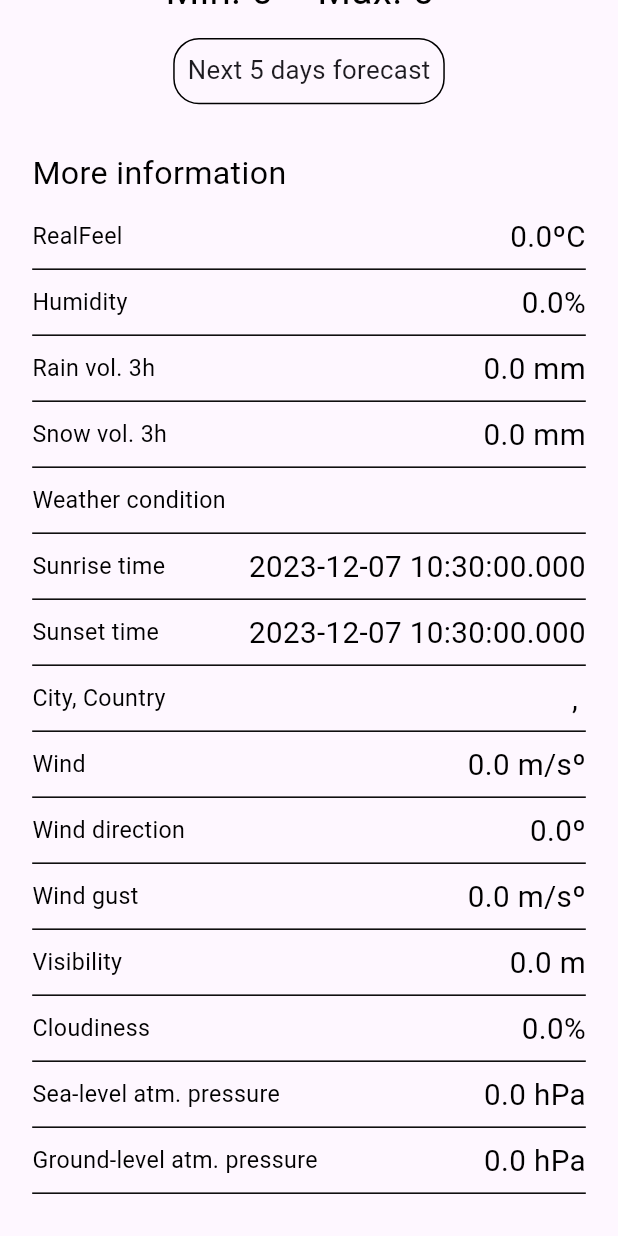
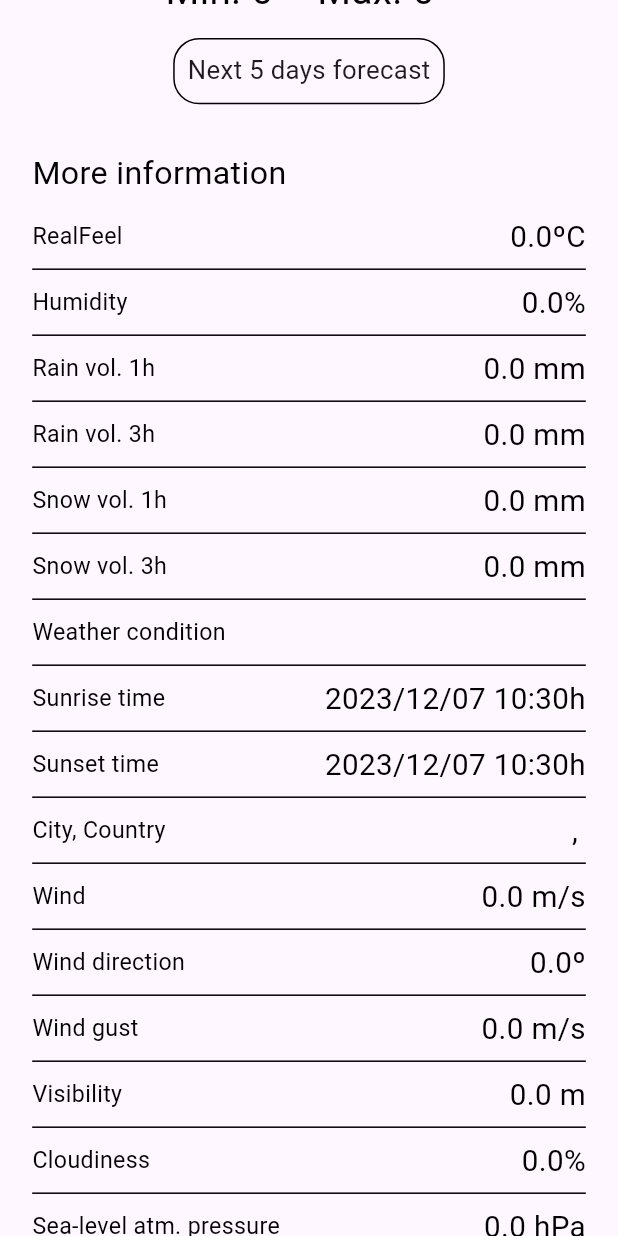
Before and after one commit to andrealvaradodearaujo/weather_app, a Flutter app: the CurrentWeatherWidget screen opened directly with empty values, scrolled down 278 dp, on a phone screen of 412 x 824 dp. Run offline on Flutter 3.47's test engine with Material 3 defaults, Android fonts, the light colour scheme and no system bars; our stand-ins replace bloc, dartz, dio, flutter_bloc, get_it, injectable and 1 more; network calls fail.

Commit message:
Create next days forecast page and its widgets;

```diff
--- a/lib/core/resources/strings.dart
+++ b/lib/core/resources/strings.dart
@@ -15,5 +15,30 @@ class Strings {
   static const String celsiusUnit = "C";
   static const String next5DaysForecast = "Next 5 days forecast";
   static const String moreInfo = "More information";
+  static const String realFeel = "RealFeel";
+  static const String humidity = "Humidity";
+  static const String rainVolOneHour = "Rain vol. 1h";
+  static const String rainVolThreeHour = "Rain vol. 3h";
+  static const String snowVolOneHour = "Snow vol. 1h";
+  static const String snowVolThreeHour = "Snow vol. 3h";
+  static const String weatherCondition = "Weather condition";
+  static const String sunriseTime = "Sunrise time";
+  static const String sunsetTime = "Sunset time";
+  static const String cityCountry = "City, Country";
+  static const String wind = "Wind";
+  static const String windDirection = "Wind direction";
+  static const String windGust = "Wind gust";
+  static const String visibility = "Visibility";
+  static const String cloudiness = "Cloudiness";
+  static const String seaLevelAtmPressure = "Sea-level atm. pressure";
+  static const String groundLevelAtmPressure = "Ground-level atm. pressure";
 
+  // #4 units
+  static const String degree = "º";
+  static const String celsiusDegree = "ºC";
+  static const String percentage = "%";
+  static const String millimeters = "mm";
+  static const String metersPerSeconds = "m/s";
+  static const String meters = "m";
+  static const String hPa = "hPa";
 }
--- a/lib/features/domain/entities/next_day_weather.dart
+++ b/lib/features/domain/entities/next_day_weather.dart
@@ -19,6 +19,8 @@ class NextDayWeather {
     this.visibility,
     this.rainThreeHours,
     this.snowThreeHours,
+    this.city,
+    this.country,
     required this.dt
   });
   final double? temp;
@@ -40,5 +42,7 @@ class NextDayWeather {
   final double? visibility;
   final double? rainThreeHours;
   final double? snowThreeHours;
+  final String? city;
+  final String? country;
   final DateTime dt;
 }
--- /dev/null
+++ b/lib/features/presentation/bloc/next_days_forecast/next_days_forecast_bloc.dart
@@ -0,0 +1,31 @@
+import 'package:flutter/foundation.dart';
+import 'package:injectable/injectable.dart';
+import 'package:bloc/bloc.dart';
+import 'package:weather_app/features/domain/entities/next_days_forecast.dart';
+import 'package:weather_app/features/domain/usecases/get_next_days_forecast_use_case.dart';
+
+part 'next_days_forecast_events.dart';
+part 'next_days_forecast_states.dart';
+
+@injectable
+class NextDaysForecastBloc extends Bloc<NextDaysForecastEvent, NextDaysForecastState> {
+  NextDaysForecastBloc(
+    this._getNextDaysForecastUseCase,
+  ) : super(InitialState()) {
+    on<GetNextDaysForecastEvent>(_onGetNextDaysForecastEvent);
+  }
+
+  final GetNextDaysForecastUseCase _getNextDaysForecastUseCase;
+
+  Future<void> _onGetNextDaysForecastEvent(
+    GetNextDaysForecastEvent event,
+    Emitter<NextDaysForecastState> emit,
+  ) async {
+    emit(LoadingState());
+    final result = await _getNextDaysForecastUseCase(event.city);
+    result.fold(
+      (_) => emit(ErrorState()),
+      (nextDaysForecast) => emit(SuccessState(nextDaysForecast: nextDaysForecast)),
+    );
+  }
+}
--- /dev/null
+++ b/lib/features/presentation/bloc/next_days_forecast/next_days_forecast_events.dart
@@ -0,0 +1,10 @@
+part of 'next_days_forecast_bloc.dart';
+
+@immutable
+abstract class NextDaysForecastEvent {}
+
+class GetNextDaysForecastEvent extends NextDaysForecastEvent {
+  final String city;
+
+  GetNextDaysForecastEvent({required this.city});
+}
--- /dev/null
+++ b/lib/features/presentation/bloc/next_days_forecast/next_days_forecast_states.dart
@@ -0,0 +1,16 @@
+part of 'next_days_forecast_bloc.dart';
+
+@immutable
+abstract class NextDaysForecastState {}
+
+class LoadingState extends NextDaysForecastState {}
+
+class InitialState extends NextDaysForecastState {}
+
+class SuccessState extends NextDaysForecastState {
+  final NextDaysForecast nextDaysForecast;
+
+  SuccessState({required this.nextDaysForecast});
+}
+
+class ErrorState extends NextDaysForecastState {}
--- a/lib/features/presentation/page/cities_page.dart
+++ b/lib/features/presentation/page/cities_page.dart
@@ -51,7 +51,7 @@ class _CitiesPageState extends State<CitiesPage> {
                               return InkWell(
                                 onTap: () {
                                   BlocProvider.of<CurrentWeatherBloc>(context).add(GetCurrentWeatherEvent(city: state.filteredCities[index]));
-                                  Routemaster.of(context).push('/currentWeather');
+                                  Routemaster.of(context).push('/currentWeather/${state.filteredCities[index]}');
                                 },
                                 child: ListTile(
                                   title: Text(state.filteredCities[index]),
--- a/lib/features/presentation/page/current_weather_page.dart
+++ b/lib/features/presentation/page/current_weather_page.dart
@@ -5,7 +5,9 @@ import 'package:weather_app/features/presentation/bloc/current_weather/current_w
 import 'package:weather_app/features/presentation/widgets/current_weather_widget.dart';
 
 class CurrentWeatherPage extends StatefulWidget {
-  const CurrentWeatherPage({super.key});
+  const CurrentWeatherPage({super.key, required this.cityCountry});
+
+  final String? cityCountry;
 
   @override
   State<CurrentWeatherPage> createState() => _CurrentWeatherPageState();
@@ -31,7 +33,7 @@ class _CurrentWeatherPageState extends State<CurrentWeatherPage> {
             ),
           );
         } else if (state is SuccessState) {
-          return CurrentWeatherWidget(cw: state.currentWeather);
+          return CurrentWeatherWidget(cw: state.currentWeather, cityCountry: widget.cityCountry,);
         }
         return Container();
       },
--- a/lib/features/presentation/widgets/current_weather_widget.dart
+++ b/lib/features/presentation/widgets/current_weather_widget.dart
@@ -4,9 +4,10 @@ import 'package:weather_app/features/presentation/widgets/more_info_widget.dart'
 import 'package:weather_app/features/presentation/widgets/resumed_current_weather_info_widget.dart';
 
 class CurrentWeatherWidget extends StatelessWidget {
-  const CurrentWeatherWidget({super.key, required this.cw});
+  const CurrentWeatherWidget({super.key, required this.cw, this.cityCountry});
 
   final CurrentWeather cw;
+  final String? cityCountry;
 
   @override
   Widget build(BuildContext context) {
@@ -22,6 +23,7 @@ class CurrentWeatherWidget extends StatelessWidget {
                 weatherGroup: cw.mainGroupWeather,
                 minTemperature: cw.tempMin,
                 maxTemperature: cw.tempMax,
+                cityCountry: cityCountry,
               ),
               MoreInfoWidget(
                 feelsLike: cw.feelsLike,
@@ -34,7 +36,9 @@ class CurrentWeatherWidget extends StatelessWidget {
                 windGust: cw.windGust,
                 cloudsAll: cw.cloudsAll,
                 visibility: cw.visibility,
+                rainOneHour: cw.rainOneHour,
                 rainThreeHours: cw.rainThreeHours,
+                snowOneHour: cw.snowOneHour,
                 snowThreeHours: cw.snowThreeHours,
                 city: cw.cityName,
                 country: cw.country,
--- a/lib/features/presentation/widgets/more_info_widget.dart
+++ b/lib/features/presentation/widgets/more_info_widget.dart
@@ -1,4 +1,5 @@
 import 'package:flutter/material.dart';
+import 'package:weather_app/core/resources/dart_extensions/date_extensions.dart';
 import 'package:weather_app/core/resources/dimensions.dart';
 import 'package:weather_app/core/resources/strings.dart';
 import 'package:weather_app/features/presentation/widgets/more_info_item_widget.dart';
@@ -26,24 +27,24 @@ class MoreInfoWidget extends StatelessWidget {
     this.sunset,
   });
 
-  final double? feelsLike; ///OK
+  final double? feelsLike;
   final double? seaLevel;
   final double? grndLevel;
-  final double? humidity; ///OK
-  final String? weatherCondition; ///OK
-  final double? windSpeed; ///OK
-  final double? windDeg; ///OK
-  final double? windGust; ///OK
-  final double? cloudsAll; ///OK
-  final double? visibility; ///OK
-  final double? rainOneHour;///OK
-  final double? rainThreeHours;///OK
-  final double? snowOneHour;///OK
-  final double? snowThreeHours;///OK
-  final String? city; ///OK
-  final String? country; ///OK
-  final DateTime? sunrise; ///OK
-  final DateTime? sunset; ///OK
+  final double? humidity;
+  final String? weatherCondition;
+  final double? windSpeed;
+  final double? windDeg;
+  final double? windGust;
+  final double? cloudsAll;
+  final double? visibility;
+  final double? rainOneHour;
+  final double? rainThreeHours;
+  final double? snowOneHour;
+  final double? snowThreeHours;
+  final String? city;
+  final String? country;
+  final DateTime? sunrise;
+  final DateTime? sunset;
 
   @override
   Widget build(BuildContext context) {
@@ -68,88 +69,88 @@ class MoreInfoWidget extends StatelessWidget {
           ),
           if (feelsLike != null)
             MoreInfoItemWidget(
-              leftText: "RealFeel",
-              rightText: "$feelsLikeºC",
+              leftText: Strings.realFeel,
+              rightText: "$feelsLike${Strings.celsiusDegree}",
             ),
           if (humidity != null)
             MoreInfoItemWidget(
-              leftText: "Humidity",
-              rightText: "$humidity%",
+              leftText: Strings.humidity,
+              rightText: "$humidity${Strings.percentage}",
             ),
           if (rainOneHour != null)
             MoreInfoItemWidget(
-              leftText: "Rain vol. 1h",
-              rightText: "$rainOneHour mm",
+              leftText: Strings.rainVolOneHour,
+              rightText: "$rainOneHour ${Strings.millimeters}",
             ),
           if (rainThreeHours != null)
             MoreInfoItemWidget(
-              leftText: "Rain vol. 3h",
-              rightText: "$rainThreeHours mm",
+              leftText: Strings.rainVolThreeHour,
+              rightText: "$rainThreeHours ${Strings.millimeters}",
             ),
           if (snowOneHour != null)
             MoreInfoItemWidget(
-              leftText: "Snow vol. 1h",
-              rightText: "$snowOneHour mm",
+              leftText: Strings.snowVolOneHour,
+              rightText: "$snowOneHour ${Strings.millimeters}",
             ),
           if (snowThreeHours != null)
             MoreInfoItemWidget(
-              leftText: "Snow vol. 3h",
-              rightText: "$snowThreeHours mm",
+              leftText: Strings.snowVolThreeHour,
+              rightText: "$snowThreeHours ${Strings.millimeters}",
             ),
           if (weatherCondition != null)
             MoreInfoItemWidget(
-              leftText: "Weather condition",
+              leftText: Strings.weatherCondition,
               rightText: weatherCondition!,
             ),
           if (sunrise != null)
             MoreInfoItemWidget(
-              leftText: "Sunrise time",
-              rightText: sunrise.toString(),//TODO: DateFormat('yyyy-MM-ddTHH:mm').format(sunrise),
+              leftText: Strings.sunriseTime,
+              rightText: sunrise!.formatDateTime(),
             ),
           if (sunset != null)
             MoreInfoItemWidget(
-              leftText: "Sunset time",
-              rightText: sunset.toString(),//TODO: DateFormat('yyyy-MM-ddTHH:mm').format(sunrise),
+              leftText: Strings.sunsetTime,
+              rightText: sunset!.formatDateTime(),
             ),
           if (city != null && country != null)
             MoreInfoItemWidget(
-              leftText: "City, Country",
+              leftText: Strings.cityCountry,
               rightText: "$city, $country"
             ),
           if (windSpeed != null)
             MoreInfoItemWidget(
-              leftText: "Wind",
-              rightText: "$windSpeed m/sº",
+              leftText: Strings.wind,
+              rightText: "$windSpeed ${Strings.metersPerSeconds}",
             ),
           if (windDeg != null)
             MoreInfoItemWidget(
-              leftText: "Wind direction",
-              rightText: "$windDegº",
+              leftText: Strings.windDirection,
+              rightText: "$windDeg${Strings.degree}",
             ),
           if (windGust != null)
             MoreInfoItemWidget(
-              leftText: "Wind gust",
-              rightText: "$windGust m/sº",
+              leftText: Strings.windGust,
+              rightText: "$windGust ${Strings.metersPerSeconds}",
             ),
           if (visibility != null)
             MoreInfoItemWidget(
-              leftText: "Visibility",
-              rightText: "$visibility m",
+              leftText: Strings.visibility,
+              rightText: "$visibility ${Strings.meters}",
             ),
           if (cloudsAll != null)
             MoreInfoItemWidget(
-              leftText: "Cloudiness",
-              rightText: "$cloudsAll%",
+              leftText: Strings.cloudiness,
+              rightText: "$cloudsAll${Strings.percentage}",
             ),
           if (seaLevel != null)
             MoreInfoItemWidget(
-              leftText: "Sea-level atm. pressure",
-              rightText: "$seaLevel hPa",
+              leftText: Strings.seaLevelAtmPressure,
+              rightText: "$seaLevel ${Strings.hPa}",
             ),
           if (grndLevel != null)
             MoreInfoItemWidget(
-              leftText: "Ground-level atm. pressure",
-              rightText: "$grndLevel hPa",
+              leftText: Strings.groundLevelAtmPressure,
+              rightText: "$grndLevel ${Strings.hPa}",
             ),
         ],
       ),
--- a/lib/features/presentation/widgets/resumed_current_weather_info_widget.dart
+++ b/lib/features/presentation/widgets/resumed_current_weather_info_widget.dart
@@ -1,8 +1,10 @@
 import 'package:flutter/material.dart';
+import 'package:flutter_bloc/flutter_bloc.dart';
 import 'package:routemaster/routemaster.dart';
 import 'package:weather_app/core/resources/dimensions.dart';
 import 'package:weather_app/core/resources/strings.dart';
 import 'package:weather_app/core/ui/rounded_button.dart';
+import 'package:weather_app/features/presentation/bloc/next_days_forecast/next_days_forecast_bloc.dart';
 
 class ResumedCurrentWeatherInfoWidget extends StatelessWidget {
   const ResumedCurrentWeatherInfoWidget({
@@ -13,6 +15,7 @@ class ResumedCurrentWeatherInfoWidget extends StatelessWidget {
     this.weatherGroup,
     this.minTemperature,
     this.maxTemperature,
+    this.cityCountry
   });
 
   final String? cityName;
@@ -21,6 +24,7 @@ class ResumedCurrentWeatherInfoWidget extends StatelessWidget {
   final String? weatherGroup;
   final double? minTemperature;
   final double? maxTemperature;
+  final String? cityCountry;
 
   @override
   Widget build(BuildContext context) {
@@ -112,7 +116,10 @@ class ResumedCurrentWeatherInfoWidget extends StatelessWidget {
           height: 15.h,
         ),
         RoundedButton(
-          onTapFunction: () => Routemaster.of(context).push('/nextDaysForecast'),
+          onTapFunction: () {
+            BlocProvider.of<NextDaysForecastBloc>(context).add(GetNextDaysForecastEvent(city: cityCountry ?? ""));
+            Routemaster.of(context).push('/nextDaysForecast');
+          },
           text: Strings.next5DaysForecast,
         ),
         SizedBox(
```
Also changed, not shown: lib/core/resources/dart_extensions/date_extensions.dart (added, +15 -0 lines), lib/features/presentation/page/next_days_forecast_page.dart (+47 -20 lines), lib/features/presentation/widgets/next_day_by_hour_weather_widget.dart (added, +52 -0 lines), lib/features/presentation/widgets/next_day_forecast_widget.dart (added, +60 -0 lines), lib/features/presentation/widgets/resumed_next_day_by_hour_weather_widget.dart (added, +109 -0 lines), lib/main.dart (+10 -1 lines), pubspec.yaml (+3 -34 lines), assets/icons/humidity_icon.png (added), lib/injection.config.dart, pubspec.lock.
